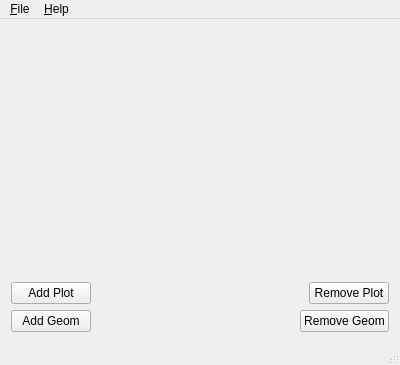
zxnord/Qt4VTK7SimpleViewer, file src/ui/MainWindow.ui: the form before one commit.
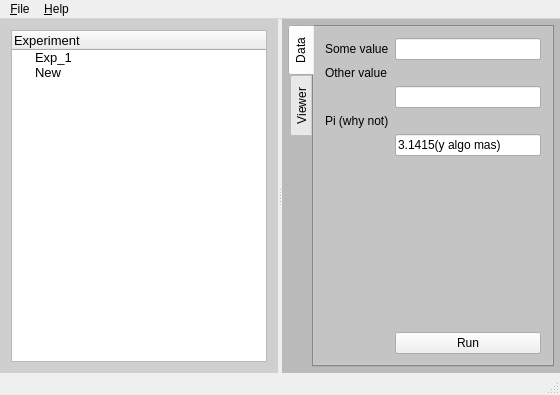
The form after the commit.

Commit message: New GUI. Prototype with stylesheets.

```diff
--- a/src/ui/MainWindow.ui
+++ b/src/ui/MainWindow.ui
@@ -6,14 +6,186 @@
    <rect>
     <x>0</x>
     <y>0</y>
-    <width>400</width>
-    <height>365</height>
+    <width>560</width>
+    <height>395</height>
    </rect>
   </property>
   <property name="windowTitle">
    <string>Simple Qt4/VTK-7 Viewer</string>
   </property>
   <widget class="QWidget" name="m_centralWidget">
+   <layout class="QVBoxLayout" name="verticalLayout_5">
+    <property name="leftMargin">
+     <number>0</number>
+    </property>
+    <property name="topMargin">
+     <number>0</number>
+    </property>
+    <property name="rightMargin">
+     <number>0</number>
+    </property>
+    <property name="bottomMargin">
+     <number>0</number>
+    </property>
+    <item>
+     <widget class="QSplitter" name="splitter">
+      <property name="orientation">
+       <enum>Qt::Horizontal</enum>
+      </property>
+      <widget class="QWidget" name="widget" native="true">
+       <property name="styleSheet">
+        <string notr="true">#widget {
+background: rgb(207, 207, 207)
+}</string>
+       </property>
+       <layout class="QVBoxLayout" name="verticalLayout_3">
+        <item>
+         <widget class="QTreeWidget" name="treeWidget">
+          <property name="styleSheet">
+           <string notr="true"/>
+          </property>
+          <column>
+           <property name="text">
+            <string>Experiment</string>
+           </property>
+           <property name="font">
+            <font>
+             <family>Arial</family>
+             <pointsize>10</pointsize>
+            </font>
+           </property>
+          </column>
+          <item>
+           <property name="text">
+            <string>Exp_1</string>
+           </property>
+           <property name="font">
+            <font>
+             <family>Arial</family>
+             <pointsize>10</pointsize>
+            </font>
+           </property>
+          </item>
+          <item>
+           <property name="text">
+            <string>New</string>
+           </property>
+           <property name="font">
+            <font>
+             <family>Arial</family>
+             <pointsize>10</pointsize>
+            </font>
+           </property>
+          </item>
+         </widget>
+        </item>
+       </layout>
+      </widget>
+      <widget class="QWidget" name="widget_2" native="true">
+       <property name="styleSheet">
+        <string notr="true">#widget_2 {
+background: rgb(186, 186, 186)
+}</string>
+       </property>
+       <layout class="QVBoxLayout" name="verticalLayout_4">
+        <property name="leftMargin">
+         <number>6</number>
+        </property>
+        <property name="topMargin">
+         <number>6</number>
+        </property>
+        <property name="rightMargin">
+         <number>6</number>
+        </property>
+        <property name="bottomMargin">
+         <number>6</number>
+        </property>
+        <item>
+         <widget class="QTabWidget" name="tabWidget">
+          <property name="styleSheet">
+           <string notr="true">#tabWidget {
+background: rgb(186, 186, 186)
+}</string>
+          </property>
+          <property name="tabPosition">
+           <enum>QTabWidget::West</enum>
+          </property>
+          <property name="tabShape">
+           <enum>QTabWidget::Rounded</enum>
+          </property>
+          <property name="currentIndex">
+           <number>0</number>
+          </property>
+          <property name="elideMode">
+           <enum>Qt::ElideLeft</enum>
+          </property>
+          <widget class="QWidget" name="tab">
+           <attribute name="title">
+            <string>Data</string>
+           </attribute>
+           <layout class="QFormLayout" name="formLayout">
+            <item row="0" column="0">
+             <widget class="QLabel" name="label">
+              <property name="text">
+               <string>Some value</string>
+              </property>
+             </widget>
+            </item>
+            <item row="0" column="1">
+             <widget class="QLineEdit" name="lineEdit"/>
+            </item>
+            <item row="3" column="0" colspan="2">
+             <widget class="QLabel" name="label_2">
+              <property name="text">
+               <string>Other value</string>
+              </property>
+             </widget>
+            </item>
+            <item row="4" column="1">
+             <widget class="QLineEdit" name="lineEdit_2"/>
+            </item>
+            <item row="6" column="0" colspan="2">
+             <widget class="QLabel" name="label_3">
+              <property name="text">
+               <string>Pi (why not)</string>
+              </property>
+             </widget>
+            </item>
+            <item row="8" column="1">
+             <widget class="QLineEdit" name="lineEdit_3">
+              <property name="text">
+               <string>3.1415(y algo mas)</string>
+              </property>
+             </widget>
+            </item>
+            <item row="9" column="1">
+             <spacer name="verticalSpacer">
+              <property name="orientation">
+               <enum>Qt::Vertical</enum>
+              </property>
+              <property name="sizeHint" stdset="0">
+               <size>
+                <width>20</width>
+                <height>40</height>
+               </size>
+              </property>
+             </spacer>
+            </item>
+            <item row="10" column="1">
+             <widget class="QPushButton" name="pushButton">
+              <property name="text">
+               <string>Run</string>
+              </property>
+             </widget>
+            </item>
+           </layout>
+          </widget>
+          <widget class="QWidget" name="tab_2">
+           <attribute name="title">
+            <string>Viewer</string>
+           </attribute>
+           <layout class="QVBoxLayout" name="verticalLayout_2">
+            <item>
    <layout class="QVBoxLayout" name="verticalLayout">
     <item>
      <widget class="QWidget" name="m_plotsWidget" native="true">
@@ -88,14 +260,24 @@
      </layout>
     </item>
    </layout>
+            </item>
+           </layout>
+          </widget>
+         </widget>
+        </item>
+       </layout>
+      </widget>
+     </widget>
+    </item>
+   </layout>
   </widget>
   <widget class="QMenuBar" name="menuBar">
    <property name="geometry">
     <rect>
      <x>0</x>
      <y>0</y>
-     <width>400</width>
-     <height>19</height>
+     <width>560</width>
+     <height>26</height>
     </rect>
    </property>
    <widget class="QMenu" name="menuHelp">
```
Lines whose indentation alone changed are shown as unchanged.
